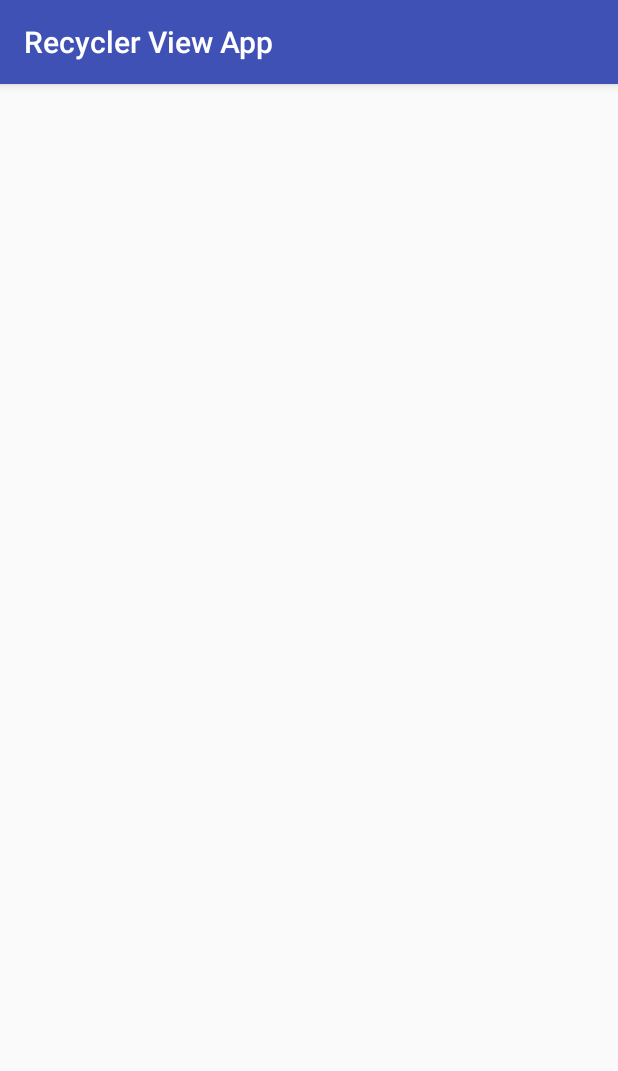
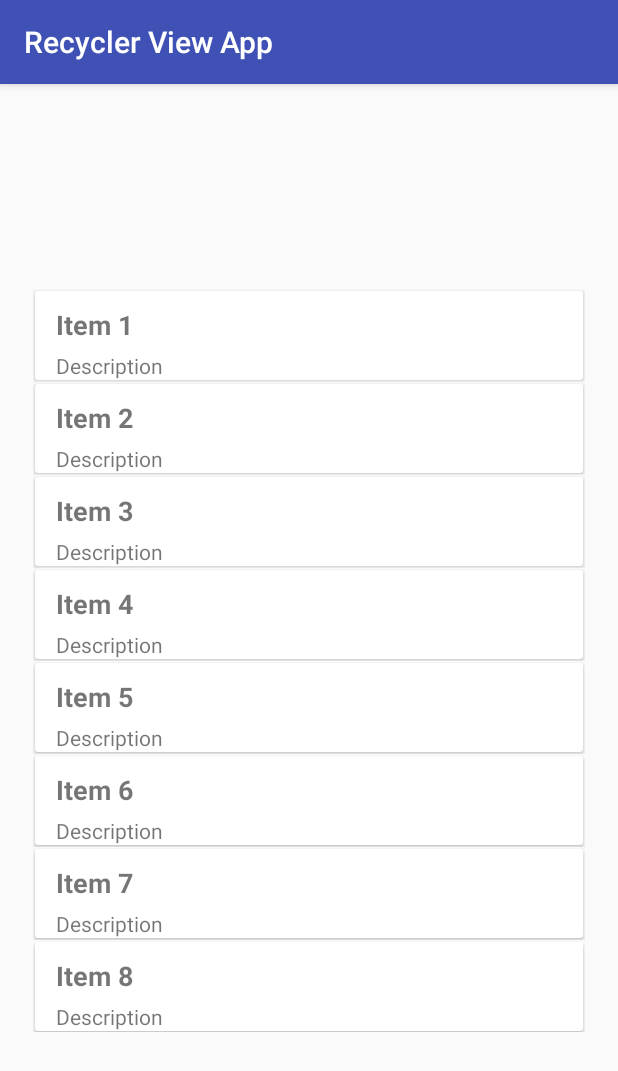
Before and after one commit to leogsouza/build-21-android-apps, an Android app: the screen it shows after launch (MainActivity), on a phone screen of 412 x 824 dp. Shown: the top 1071 px of the screen. Run offline under Robolectric (Android 15) with nearby library versions, the phone set to English and light mode, and no system bars.

Commit message:
App RecyclerView: Show ListItems

```diff
--- a/RecyclerViewApp/app/src/main/java/Adapter/MyAdapter.java
+++ b/RecyclerViewApp/app/src/main/java/Adapter/MyAdapter.java
@@ -2,12 +2,15 @@ package Adapter;
 
 import android.content.Context;
 import android.support.v7.widget.RecyclerView;
+import android.view.LayoutInflater;
 import android.view.View;
 import android.view.ViewGroup;
+import android.widget.TextView;
 
 import java.util.List;
 
 import Model.ListItem;
+import br.com.leogsouza.recyclerviewapp.R;
 
 /**
  * Created by Leonardo on 02/04/2018.
@@ -18,27 +21,38 @@ public class MyAdapter extends RecyclerView.Adapter<MyAdapter.ViewHolder> {
     private List<ListItem> listItems;
 
     public MyAdapter(Context context, List listItem) {
-
+        this.context = context;
+        this.listItems = listItem;
     }
 
     @Override
-    public MyAdapter.ViewHolder onCreateViewHolder(ViewGroup parent, int viewType) {
-        return null;
+    public ViewHolder onCreateViewHolder(ViewGroup parent, int viewType) {
+        View view = LayoutInflater.from(parent.getContext())
+                    .inflate(R.layout.list_row, parent, false);
+        return new ViewHolder(view);
     }
 
     @Override
     public void onBindViewHolder(MyAdapter.ViewHolder holder, int position) {
-
+        ListItem item = listItems.get(position);
+        holder.name.setText(item.getName());
+        holder.description.setText(item.getDescription());
     }
 
     @Override
     public int getItemCount() {
-        return 0;
+        return listItems.size();
     }
 
     public class ViewHolder extends RecyclerView.ViewHolder{
+        public TextView name;
+        public TextView description;
+
         public ViewHolder(View itemView) {
             super(itemView);
+
+            name = itemView.findViewById(R.id.title);
+            description = itemView.findViewById(R.id.description);
         }
     }
 }
--- a/RecyclerViewApp/app/src/main/java/br/com/leogsouza/recyclerviewapp/MainActivity.java
+++ b/RecyclerViewApp/app/src/main/java/br/com/leogsouza/recyclerviewapp/MainActivity.java
@@ -2,12 +2,41 @@ package br.com.leogsouza.recyclerviewapp;
 
 import android.support.v7.app.AppCompatActivity;
 import android.os.Bundle;
+import android.support.v7.widget.LinearLayoutManager;
+import android.support.v7.widget.RecyclerView;
+
+import java.util.ArrayList;
+import java.util.List;
+
+import Adapter.MyAdapter;
+import Model.ListItem;
 
 public class MainActivity extends AppCompatActivity {
 
-    @Override
+    private RecyclerView recyclerView;
+    private RecyclerView.Adapter adapter;
+    private List<ListItem> listItems;
+
     protected void onCreate(Bundle savedInstanceState) {
         super.onCreate(savedInstanceState);
         setContentView(R.layout.activity_main);
+
+        recyclerView = findViewById(R.id.recyclerViewID);
+        recyclerView.setHasFixedSize(true);
+        recyclerView.setLayoutManager(new LinearLayoutManager(this));
+
+        listItems = new ArrayList<>();
+
+        for (int i = 0; i < 10; i++) {
+            ListItem item = new ListItem(
+                    "Item " + (i+1),
+                    "Description"
+            );
+
+            listItems.add(item);
+        }
+
+        adapter = new MyAdapter(this, listItems);
+        recyclerView.setAdapter(adapter);
     }
 }
--- a/RecyclerViewApp/app/src/main/res/layout/activity_main.xml
+++ b/RecyclerViewApp/app/src/main/res/layout/activity_main.xml
@@ -7,6 +7,7 @@
     tools:context="br.com.leogsouza.recyclerviewapp.MainActivity">
 
     <android.support.v7.widget.RecyclerView
+        android:id="@+id/recyclerViewID"
         android:layout_width="368dp"
         android:layout_height="495dp"
         android:layout_marginBottom="8dp"
--- a/RecyclerViewApp/app/src/main/res/layout/list_row.xml
+++ b/RecyclerViewApp/app/src/main/res/layout/list_row.xml
@@ -1,10 +1,12 @@
 <?xml version="1.0" encoding="utf-8"?>
 <RelativeLayout xmlns:android="http://schemas.android.com/apk/res/android"
     android:orientation="vertical" android:layout_width="match_parent"
-    android:layout_height="match_parent">
+    android:layout_height="wrap_content">
 
     <android.support.v7.widget.CardView
+        android:id="@+id/cardview"
         android:layout_width="match_parent"
+        android:layout_margin="@dimen/cardview_compat_inset_shadow"
         android:layout_height="wrap_content" >
 
         <LinearLayout
```
